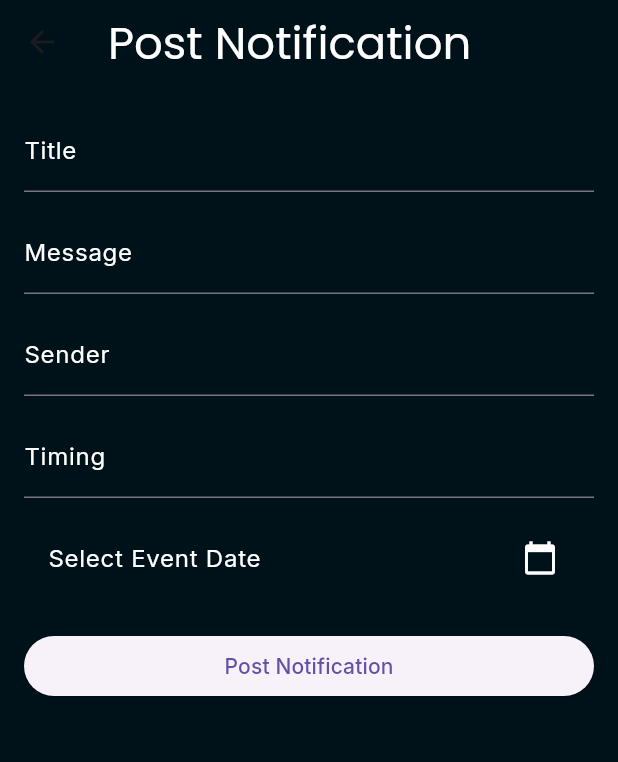
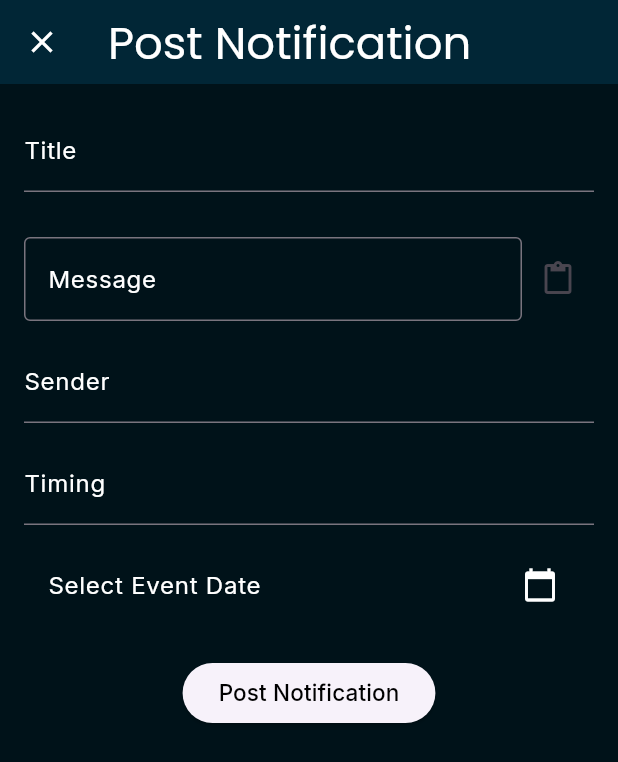
Before and after one commit to ZenithRizz/ccell, a Flutter app: the NotificationInputScreen screen opened directly, on a phone screen of 412 x 824 dp. Shown: the top 762 px of the screen. Run offline on Flutter 3.47's test engine with Material 3 defaults, Android fonts, the phone set to English and light mode, and no system bars; our stand-ins replace firebase_auth, firebase_core, google_fonts, google_sign_in, image_picker, salomon_bottom_bar and 1 more; accounts and stored records are empty.

Commit message:
Minor UI Improvements

```diff
--- a/lib/notifications_api/post_screen.dart
+++ b/lib/notifications_api/post_screen.dart
@@ -3,6 +3,7 @@ import 'package:google_fonts/google_fonts.dart';
 import 'package:intl/intl.dart';
 import 'package:login_page/notifications_api/post_notifications.dart';
 import 'notification_model.dart';
+import 'package:flutter/services.dart';
 
 class NotificationInputScreen extends StatefulWidget {
   const NotificationInputScreen({super.key});
@@ -13,6 +14,7 @@ class NotificationInputScreen extends StatefulWidget {
 
 class _NotificationInputScreenState extends State<NotificationInputScreen> {
   final _formKey = GlobalKey<FormState>();
+  final TextEditingController _controller = TextEditingController();
 
   String title = '';
   String message = '';
@@ -36,7 +38,21 @@ class _NotificationInputScreenState extends State<NotificationInputScreen> {
     }
   }
 
+  Future<void> _pasteFromClipboard() async {
+    final clipboardData = await Clipboard.getData('text/plain');
+    final pastedText = clipboardData?.text ?? '';
 
+    if (pastedText.isNotEmpty) {
+      _controller.text = pastedText;
+      ScaffoldMessenger.of(context).showSnackBar(
+        SnackBar(content: Text('Pasted from clipboard')),
+      );
+    } else {
+      ScaffoldMessenger.of(context).showSnackBar(
+        SnackBar(content: Text('Clipboard is empty')),
+      );
+    }
+  }
 
   Future<void> _submitNotification() async {
     if (_formKey.currentState!.validate() && eventDate != null) {
@@ -68,6 +84,10 @@ class _NotificationInputScreenState extends State<NotificationInputScreen> {
   Widget build(BuildContext context) {
     return Scaffold(
       appBar: AppBar(
+        leading: IconButton(
+          icon: Icon(Icons.close, color: Colors.white,), // or use Icons.close
+          onPressed: () => Navigator.pop(context),
+        ),
         title: Text(
             "Post Notification",
           style: GoogleFonts.poppins(
@@ -76,7 +96,7 @@ class _NotificationInputScreenState extends State<NotificationInputScreen> {
           ),
           textAlign: TextAlign.center,
         ),
-        backgroundColor: const Color(0xFF001219),
+        backgroundColor: const Color(0xFF012636),
       ),
       backgroundColor: const Color(0xFF001219),
       body: Padding(
@@ -85,18 +105,30 @@ class _NotificationInputScreenState extends State<NotificationInputScreen> {
           key: _formKey,
           child: ListView(
             children: [
+              DefaultTextStyle(
+                style: GoogleFonts.inter(),
+                child: Column(
+                  children: [
                     TextFormField(
                       style: const TextStyle(color: Colors.white),
                       decoration: const InputDecoration(labelText: "Title", labelStyle: TextStyle(color: Colors.white)),
                       onSaved: (value) => title = value!,
                       validator: (value) => value == null || value.isEmpty ? "Enter title" : null,
                     ),
-              const SizedBox(height: 12),
-              TextFormField(
+                    const SizedBox(height: 30),
+                    Row(
+                      children: [
+                        Expanded(
+                          child: TextFormField(
                             style: const TextStyle(color: Colors.white),
-                decoration: const InputDecoration(labelText: "Message", labelStyle: TextStyle(color: Colors.white)),
+                            controller: _controller,
+                            decoration: const InputDecoration(labelText: "Message", labelStyle: TextStyle(color: Colors.white), border: OutlineInputBorder()),
                             onSaved: (value) => message = value!,
                             validator: (value) => value == null || value.isEmpty ? "Enter message" : null,
+                          ),
+                        ),
+                        IconButton(onPressed: _pasteFromClipboard, icon: Icon(Icons.paste), tooltip: 'Paste from Clipboard',)
+                      ],
                     ),
                     const SizedBox(height: 12),
                     TextFormField(
@@ -126,7 +158,13 @@ class _NotificationInputScreenState extends State<NotificationInputScreen> {
                       onPressed: isPosting ? null : _submitNotification,
                       child: isPosting
                           ? const CircularProgressIndicator(color: Colors.white)
-                    : const Text("Post Notification"),
+                          : Text("Post Notification", style: GoogleFonts.inter(
+                        fontSize: 15,
+                        color: Colors.black
+                      )),
+                    ),
+                  ],
+                ),
               ),
             ],
           ),
```
Also changed, not shown: lib/login_page.dart (+9 -31 lines). Lines whose indentation alone changed are shown as unchanged.
